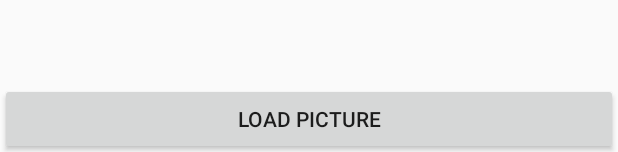
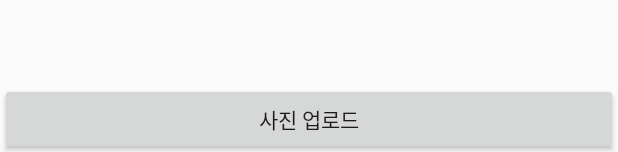
Before and after one commit to inhibitor1217/CS496_001, an Android app: the layout tab_fragment_2.xml on its own in the app's theme, with its tools: preview values and no code run, on a phone screen of 412 x 824 dp. Shown: the part 1081-1233 px from the top of the screen. Run offline under Robolectric (Android 15) with nearby library versions, the phone set to English and light mode, and no system bars.

Commit message:
2303
- Language Update

```diff
--- a/app/src/main/res/layout/tab_fragment_2.xml
+++ b/app/src/main/res/layout/tab_fragment_2.xml
@@ -25,7 +25,7 @@
         android:layout_weight="1"
         android:layout_marginTop="5dp"
         android:layout_gravity="bottom"
-        android:text="Load Picture" />
+        android:text="사진 업로드" />
 
 
 </FrameLayout>
```
Also changed, not shown: app/src/main/java/com/example/user/cs496_001/TabFragment2.java (+4 -4 lines).
